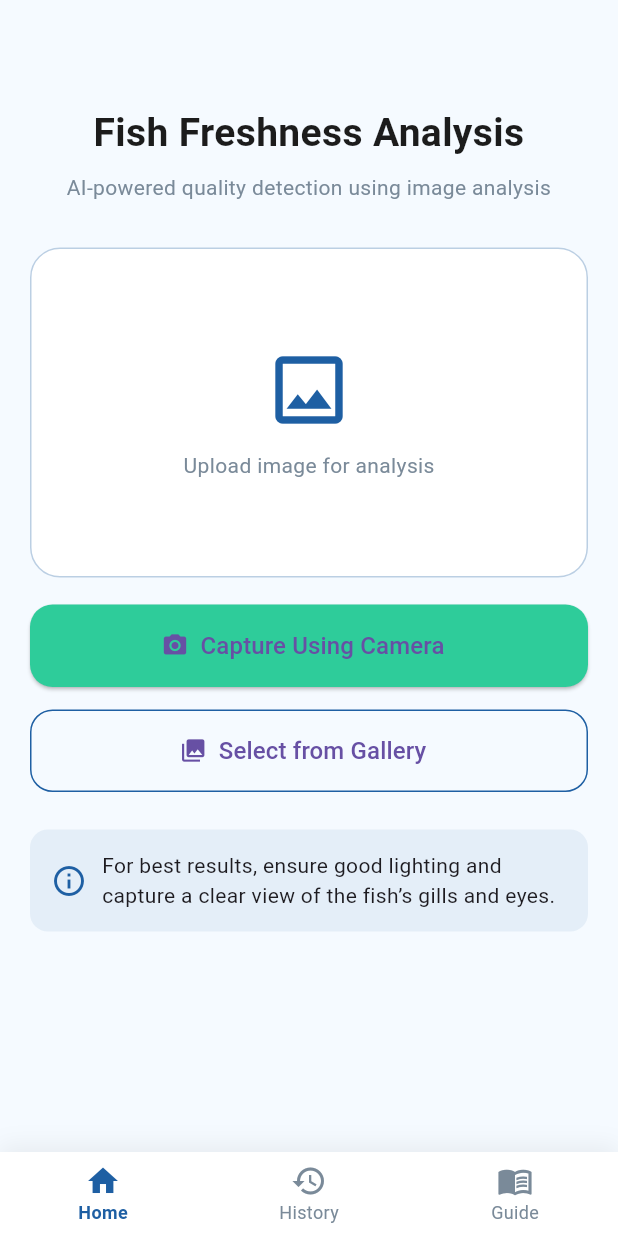
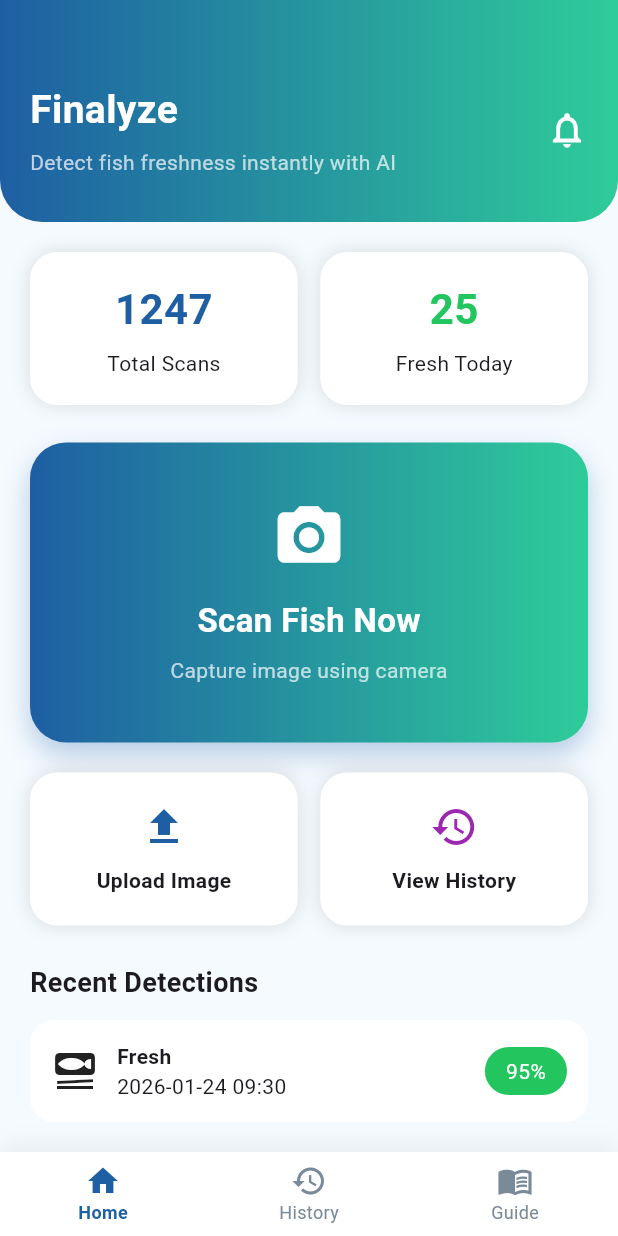
Before and after one commit to Amna-Liaqat-Ali/Finalyze, a Flutter app: the screen it shows after launch, on a phone screen of 412 x 824 dp. Run offline on Flutter 3.47's test engine with Material 3 defaults, Android fonts, the phone set to English and light mode, and no system bars; our stand-ins replace image_picker.

Commit message:
Updated home screen UI

```diff
--- a/lib/constants/colors.dart
+++ b/lib/constants/colors.dart
@@ -21,4 +21,10 @@ class AppColors {
 
   static const fresh = Color(0xFF4CAF50);
   static const spoiled = Color(0xFFE53935);
+
+  static const blue = Color(0xFF2563EB);
+  static const teal = Color(0xFF0891B2);
+
+  static const white = Colors.white;
+  static const success = Color(0xFF22C55E);
 }
--- a/lib/screens/Main/home_screen.dart
+++ /dev/null
@@ -1,231 +0,0 @@
-import 'dart:io';
-
-import 'package:flutter/material.dart';
-import 'package:image_picker/image_picker.dart';
-
-import '../../constants/colors.dart';
-
-class HomeScreen extends StatefulWidget {
-  const HomeScreen({super.key});
-
-  @override
-  State<HomeScreen> createState() => _HomeScreenState();
-}
-
-class _HomeScreenState extends State<HomeScreen> {
-  final ImagePicker _picker = ImagePicker();
-  File? _selectedImage;
-
-  /// Pick image from camera or gallery
-  Future<void> _pickImage(ImageSource source) async {
-    final XFile? image = await _picker.pickImage(
-      source: source,
-      imageQuality: 85,
-    );
-
-    if (image != null) {
-      setState(() {
-        _selectedImage = File(image.path);
-      });
-    }
-  }
-
-  /// Remove selected image
-  void _removeImage() {
-    setState(() {
-      _selectedImage = null;
-    });
-  }
-
-  /// Detect freshness
-  void _detectFreshness() {
-    /// Connect ML model here
-    debugPrint("Detecting freshness...");
-  }
-
-  @override
-  Widget build(BuildContext context) {
-    return Scaffold(
-      backgroundColor: AppColors.background,
-      body: SingleChildScrollView(
-        padding: const EdgeInsets.all(20),
-        child: Column(
-          crossAxisAlignment: CrossAxisAlignment.center,
-          children: [
-            const SizedBox(height: 50),
-
-            const Text(
-              "Fish Freshness Analysis",
-              textAlign: TextAlign.center,
-              style: TextStyle(
-                fontSize: 26,
-                fontWeight: FontWeight.bold,
-                color: AppColors.textDark,
-              ),
-            ),
-            const SizedBox(height: 8),
-
-            const Text(
-              "AI-powered quality detection using image analysis",
-              textAlign: TextAlign.center,
-              style: TextStyle(fontSize: 14, color: AppColors.textLight),
-            ),
-
-            const SizedBox(height: 30),
-
-            //Upload box
-            Container(
-              height: 220,
-              width: double.infinity,
-              decoration: BoxDecoration(
-                color: Colors.white,
-                borderRadius: BorderRadius.circular(20),
-                border: Border.all(color: AppColors.primary.withOpacity(0.3)),
-              ),
-              child: _selectedImage == null
-                  ? Column(
-                      mainAxisAlignment: MainAxisAlignment.center,
-                      children: const [
-                        Icon(
-                          Icons.image_outlined,
-                          size: 60,
-                          color: AppColors.primary,
-                        ),
-                        SizedBox(height: 10),
-                        Text(
-                          "Upload image for analysis",
-                          style: TextStyle(
-                            color: AppColors.textLight,
-                            fontSize: 14,
-                          ),
-                        ),
-                      ],
-                    )
-                  : ClipRRect(
-                      borderRadius: BorderRadius.circular(18),
-                      child: Image.file(
-                        _selectedImage!,
-                        width: double.infinity,
-                        height: double.infinity,
-                        fit: BoxFit.cover,
-                      ),
-                    ),
-            ),
-
-            const SizedBox(height: 18),
-
-            //remove/change options
-            if (_selectedImage != null)
-              Row(
-                children: [
-                  Expanded(
-                    child: OutlinedButton.icon(
-                      onPressed: _removeImage,
-                      icon: const Icon(Icons.delete_outline),
-                      label: const Text("Remove"),
-                      style: OutlinedButton.styleFrom(
-                        minimumSize: const Size(double.infinity, 50),
-                        side: const BorderSide(color: AppColors.primary),
-                      ),
-                    ),
-                  ),
-                  const SizedBox(width: 12),
-                  Expanded(
-                    child: ElevatedButton.icon(
-                      onPressed: () => _pickImage(ImageSource.gallery),
-                      icon: const Icon(Icons.refresh),
-                      label: const Text("Change"),
-                      style: ElevatedButton.styleFrom(
-                        backgroundColor: AppColors.secondary,
-                        minimumSize: const Size(double.infinity, 50),
-                      ),
-                    ),
-                  ),
-                ],
-              ),
-
-            /// Detect freshness Button
-            if (_selectedImage != null) ...[
-              const SizedBox(height: 20),
-              ElevatedButton(
-                onPressed: _detectFreshness,
-                style: ElevatedButton.styleFrom(
-                  backgroundColor: AppColors.primary,
-                  minimumSize: const Size(double.infinity, 55),
-                  shape: RoundedRectangleBorder(
-                    borderRadius: BorderRadius.circular(15),
-                  ),
-                ),
-                child: const Text(
-                  "Analyze Freshness",
-                  style: TextStyle(
-                    fontSize: 17,
-                    fontWeight: FontWeight.w600,
-                    color: Colors.white,
-                  ),
-                ),
-              ),
-            ],
-
-            //Camera and gallery options
-            if (_selectedImage == null) ...[
-              ElevatedButton.icon(
-                style: ElevatedButton.styleFrom(
-                  backgroundColor: AppColors.secondary,
-                  minimumSize: const Size(double.infinity, 55),
-                  shape: RoundedRectangleBorder(
-                    borderRadius: BorderRadius.circular(15),
-                  ),
-                ),
-                onPressed: () => _pickImage(ImageSource.camera),
-                icon: const Icon(Icons.camera_alt),
-                label: const Text(
-                  "Capture Using Camera",
-                  style: TextStyle(fontSize: 16),
-                ),
-              ),
-              const SizedBox(height: 15),
-              OutlinedButton.icon(
-                style: OutlinedButton.styleFrom(
-                  minimumSize: const Size(double.infinity, 55),
-                  side: const BorderSide(color: AppColors.primary),
-                  shape: RoundedRectangleBorder(
-                    borderRadius: BorderRadius.circular(15),
-                  ),
-                ),
-                onPressed: () => _pickImage(ImageSource.gallery),
-                icon: const Icon(Icons.photo_library),
-                label: const Text(
-                  "Select from Gallery",
-                  style: TextStyle(fontSize: 16),
-                ),
-              ),
-            ],
-
-            const SizedBox(height: 25),
-
-            Container(
-              padding: const EdgeInsets.all(14),
-              decoration: BoxDecoration(
-                color: AppColors.primary.withOpacity(0.08),
-                borderRadius: BorderRadius.circular(12),
-              ),
-              child: Row(
-                children: const [
-                  Icon(Icons.info_outline, color: AppColors.primary),
-                  SizedBox(width: 10),
-                  Expanded(
-                    child: Text(
-                      "For best results, ensure good lighting and capture a clear view of the fish’s gills and eyes.",
-                      style: TextStyle(fontSize: 14),
-                    ),
-                  ),
-                ],
-              ),
-            ),
-          ],
-        ),
-      ),
-    );
-  }
-}
--- a/lib/screens/Main/main_screen.dart
+++ b/lib/screens/Main/main_screen.dart
@@ -1,9 +1,9 @@
 import 'package:flutter/material.dart';
 
 import '../../widgets/bottom_bar.dart';
+import '../home/home_screen.dart';
 import 'guide_screen.dart';
 import 'history_screen.dart';
-import 'home_screen.dart';
 
 class MainScreen extends StatefulWidget {
   const MainScreen({super.key});
--- /dev/null
+++ b/lib/screens/home/home_screen.dart
@@ -0,0 +1,122 @@
+import 'dart:io';
+
+import 'package:flutter/material.dart';
+
+import '../../constants/colors.dart';
+import '../../utils/image_picker_helper.dart';
+import 'widgets/action_card.dart';
+import 'widgets/home_app_bar.dart';
+import 'widgets/recent_detection_tile.dart';
+import 'widgets/scan_card.dart';
+import 'widgets/stat_card.dart';
+
+class HomeScreen extends StatefulWidget {
+  const HomeScreen({super.key});
+
+  @override
+  State<HomeScreen> createState() => _HomeScreenState();
+}
+
+class _HomeScreenState extends State<HomeScreen> {
+  File? selectedImage;
+
+  Future<void> _openCamera() async {
+    final image = await ImagePickerHelper.pickFromCamera();
+    if (image != null) {
+      setState(() => selectedImage = image);
+    }
+  }
+
+  Future<void> _openGallery() async {
+    final image = await ImagePickerHelper.pickFromGallery();
+    if (image != null) {
+      setState(() => selectedImage = image);
+    }
+  }
+
+  @override
+  Widget build(BuildContext context) {
+    return Scaffold(
+      backgroundColor: AppColors.background,
+      body: SingleChildScrollView(
+        child: Column(
+          children: [
+            const HomeAppBar(),
+
+            Padding(
+              padding: const EdgeInsets.all(20),
+              child: Column(
+                children: [
+                  Row(
+                    children: const [
+                      Expanded(
+                        child: StatCard(
+                          value: "1247",
+                          label: "Total Scans",
+                          color: AppColors.primary,
+                        ),
+                      ),
+                      SizedBox(width: 15),
+                      Expanded(
+                        child: StatCard(
+                          value: "25",
+                          label: "Fresh Today",
+                          color: AppColors.success,
+                        ),
+                      ),
+                    ],
+                  ),
+
+                  const SizedBox(height: 25),
+
+                  ScanCard(onScan: _openCamera),
+                  const SizedBox(height: 20),
+
+                  Row(
+                    children: [
+                      Expanded(
+                        child: ActionCard(
+                          icon: Icons.upload,
+                          label: "Upload Image",
+                          color: AppColors.primary,
+                          onTap: _openGallery,
+                        ),
+                      ),
+                      const SizedBox(width: 15),
+                      Expanded(
+                        child: ActionCard(
+                          icon: Icons.history,
+                          label: "View History",
+                          color: Colors.purple,
+                          onTap: () {
+                            // Navigate to history
+                          },
+                        ),
+                      ),
+                    ],
+                  ),
+
+                  const SizedBox(height: 25),
+
+                  Align(
+                    alignment: Alignment.centerLeft,
+                    child: Text(
+                      "Recent Detections",
+                      style: TextStyle(
+                        fontSize: 18,
+                        fontWeight: FontWeight.bold,
+                      ),
+                    ),
+                  ),
+
+                  const SizedBox(height: 12),
+                  const RecentDetectionTile(),
+                ],
+              ),
+            ),
+          ],
+        ),
+      ),
+    );
+  }
+}
--- /dev/null
+++ b/lib/screens/home/widgets/action_card.dart
@@ -0,0 +1,38 @@
+import 'package:flutter/material.dart';
+
+class ActionCard extends StatelessWidget {
+  final IconData icon;
+  final String label;
+  final Color color;
+  final VoidCallback onTap;
+
+  const ActionCard({
+    super.key,
+    required this.icon,
+    required this.label,
+    required this.color,
+    required this.onTap,
+  });
+
+  @override
+  Widget build(BuildContext context) {
+    return GestureDetector(
+      onTap: onTap,
+      child: Container(
+        padding: const EdgeInsets.symmetric(vertical: 20),
+        decoration: BoxDecoration(
+          color: Colors.white,
+          borderRadius: BorderRadius.circular(18),
+          boxShadow: const [BoxShadow(color: Colors.black12, blurRadius: 10)],
+        ),
+        child: Column(
+          children: [
+            Icon(icon, color: color, size: 32),
+            const SizedBox(height: 10),
+            Text(label, style: const TextStyle(fontWeight: FontWeight.w600)),
+          ],
+        ),
+      ),
+    );
+  }
+}
--- /dev/null
+++ b/lib/screens/home/widgets/home_app_bar.dart
@@ -0,0 +1,44 @@
+import 'package:flutter/material.dart';
+
+import '../../../constants/colors.dart';
+
+class HomeAppBar extends StatelessWidget {
+  const HomeAppBar({super.key});
+
+  @override
+  Widget build(BuildContext context) {
+    return Container(
+      padding: const EdgeInsets.fromLTRB(20, 55, 20, 30),
+      decoration: const BoxDecoration(
+        borderRadius: BorderRadius.vertical(bottom: Radius.circular(28)),
+        gradient: LinearGradient(
+          colors: [AppColors.primary, AppColors.secondary],
+        ),
+      ),
+      child: Row(
+        mainAxisAlignment: MainAxisAlignment.spaceBetween,
+        children: const [
+          Column(
+            crossAxisAlignment: CrossAxisAlignment.start,
+            children: [
+              Text(
+                "Finalyze",
+                style: TextStyle(
+                  color: Colors.white,
+                  fontSize: 26,
+                  fontWeight: FontWeight.bold,
+                ),
+              ),
+              SizedBox(height: 6),
+              Text(
+                "Detect fish freshness instantly with AI",
+                style: TextStyle(color: Colors.white70),
+              ),
+            ],
+          ),
+          Icon(Icons.notifications_none, color: Colors.white, size: 28),
+        ],
+      ),
+    );
+  }
+}
--- /dev/null
+++ b/lib/screens/home/widgets/recent_detection_tile.dart
@@ -0,0 +1,41 @@
+import 'package:flutter/material.dart';
+
+import '../../../constants/colors.dart';
+
+class RecentDetectionTile extends StatelessWidget {
+  const RecentDetectionTile({super.key});
+
+  @override
+  Widget build(BuildContext context) {
+    return Container(
+      padding: const EdgeInsets.all(14),
+      decoration: BoxDecoration(
+        color: Colors.white,
+        borderRadius: BorderRadius.circular(16),
+      ),
+      child: Row(
+        children: [
+          const Icon(Icons.set_meal, size: 32),
+          const SizedBox(width: 12),
+          Expanded(
+            child: Column(
+              crossAxisAlignment: CrossAxisAlignment.start,
+              children: const [
+                Text("Fresh", style: TextStyle(fontWeight: FontWeight.bold)),
+                Text("2026-01-24 09:30"),
+              ],
+            ),
+          ),
+          Container(
+            padding: const EdgeInsets.symmetric(horizontal: 14, vertical: 6),
+            decoration: BoxDecoration(
+              color: AppColors.success,
+              borderRadius: BorderRadius.circular(20),
+            ),
+            child: const Text("95%", style: TextStyle(color: Colors.white)),
+          ),
+        ],
+      ),
+    );
+  }
+}
--- /dev/null
+++ b/lib/screens/home/widgets/scan_card.dart
@@ -0,0 +1,53 @@
+import 'package:flutter/material.dart';
+
+import '../../../constants/colors.dart';
+
+class ScanCard extends StatelessWidget {
+  final VoidCallback onScan;
+
+  const ScanCard({super.key, required this.onScan});
+
+  @override
+  Widget build(BuildContext context) {
+    return GestureDetector(
+      onTap: onScan,
+      child: Container(
+        height: 200,
+        width: double.infinity,
+        decoration: BoxDecoration(
+          borderRadius: BorderRadius.circular(24),
+          gradient: const LinearGradient(
+            colors: [AppColors.primary, AppColors.secondary],
+          ),
+          boxShadow: [
+            BoxShadow(
+              color: AppColors.primary.withOpacity(0.3),
+              blurRadius: 15,
+              offset: const Offset(0, 8),
+            ),
+          ],
+        ),
+        child: Column(
+          mainAxisAlignment: MainAxisAlignment.center,
+          children: const [
+            Icon(Icons.camera_alt, size: 50, color: Colors.white),
+            SizedBox(height: 15),
+            Text(
+              "Scan Fish Now",
+              style: TextStyle(
+                color: Colors.white,
+                fontSize: 22,
+                fontWeight: FontWeight.bold,
+              ),
+            ),
+            SizedBox(height: 8),
+            Text(
+              "Capture image using camera",
+              style: TextStyle(color: Colors.white70),
+            ),
+          ],
+        ),
+      ),
+    );
+  }
+}
--- /dev/null
+++ b/lib/screens/home/widgets/stat_card.dart
@@ -0,0 +1,40 @@
+import 'package:flutter/material.dart';
+
+class StatCard extends StatelessWidget {
+  final String value;
+  final String label;
+  final Color color;
+
+  const StatCard({
+    super.key,
+    required this.value,
+    required this.label,
+    required this.color,
+  });
+
+  @override
+  Widget build(BuildContext context) {
+    return Container(
+      padding: const EdgeInsets.all(18),
+      decoration: BoxDecoration(
+        color: Colors.white,
+        borderRadius: BorderRadius.circular(18),
+        boxShadow: const [BoxShadow(color: Colors.black12, blurRadius: 10)],
+      ),
+      child: Column(
+        children: [
+          Text(
+            value,
+            style: TextStyle(
+              fontSize: 28,
+              fontWeight: FontWeight.bold,
+              color: color,
+            ),
+          ),
+          const SizedBox(height: 6),
+          Text(label),
+        ],
+      ),
+    );
+  }
+}
--- /dev/null
+++ b/lib/utils/image_picker_helper.dart
@@ -0,0 +1,23 @@
+import 'dart:io';
+
+import 'package:image_picker/image_picker.dart';
+
+class ImagePickerHelper {
+  static final ImagePicker _picker = ImagePicker();
+
+  static Future<File?> pickFromCamera() async {
+    final XFile? image = await _picker.pickImage(
+      source: ImageSource.camera,
+      imageQuality: 85,
+    );
+    return image != null ? File(image.path) : null;
+  }
+
+  static Future<File?> pickFromGallery() async {
+    final XFile? image = await _picker.pickImage(
+      source: ImageSource.gallery,
+      imageQuality: 85,
+    );
+    return image != null ? File(image.path) : null;
+  }
+}
--- /dev/null
+++ b/lib/widgets/image_source_sheet.dart
@@ -0,0 +1,53 @@
+import 'package:flutter/material.dart';
+
+import '../constants/colors.dart';
+
+class ImageSourceSheet extends StatelessWidget {
+  final VoidCallback onCamera;
+  final VoidCallback onGallery;
+
+  const ImageSourceSheet({
+    super.key,
+    required this.onCamera,
+    required this.onGallery,
+  });
+
+  @override
+  Widget build(BuildContext context) {
+    return Container(
+      padding: const EdgeInsets.all(20),
+      decoration: const BoxDecoration(
+        borderRadius: BorderRadius.vertical(top: Radius.circular(24)),
+      ),
+      child: Column(
+        mainAxisSize: MainAxisSize.min,
+        children: [
+          Container(
+            height: 5,
+            width: 50,
+            decoration: BoxDecoration(
+              color: Colors.grey.shade300,
+              borderRadius: BorderRadius.circular(10),
+            ),
+          ),
+          const SizedBox(height: 25),
+
+          ListTile(
+            leading: const Icon(Icons.camera_alt, color: AppColors.primary),
+            title: const Text("Use Camera"),
+            onTap: onCamera,
+          ),
+
+          ListTile(
+            leading: const Icon(
+              Icons.photo_library,
+              color: AppColors.secondary,
+            ),
+            title: const Text("Choose from Gallery"),
+            onTap: onGallery,
+          ),
+        ],
+      ),
+    );
+  }
+}
```
